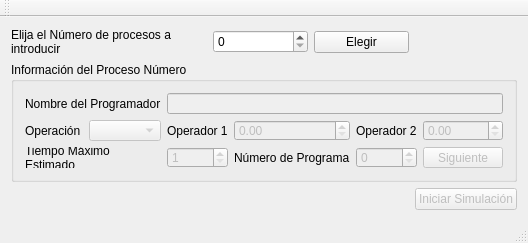
Above: mainwindow.ui from macondiano100/P1 before the change. Below: the same form after it.
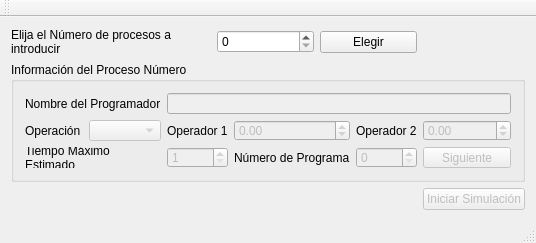
That is the form after the change.

The edit to the form file:
```diff
--- a/mainwindow.ui
+++ b/mainwindow.ui
@@ -68,6 +68,12 @@
          <property name="enabled">
           <bool>false</bool>
          </property>
+         <property name="minimum">
+          <double>-1000000.000000000000000</double>
+         </property>
+         <property name="maximum">
+          <double>1000000.000000000000000</double>
+         </property>
         </widget>
        </item>
        <item row="1" column="5">
@@ -75,6 +81,15 @@
          <property name="enabled">
           <bool>false</bool>
          </property>
+         <property name="minimum">
+          <double>-1000000.000000000000000</double>
+         </property>
+         <property name="maximum">
+          <double>1000000.000000000000000</double>
+         </property>
+         <property name="value">
+          <double>0.000000000000000</double>
+         </property>
         </widget>
        </item>
        <item row="2" column="0" colspan="2">
```
Left out of the diff: 17 changed lines with no effect on the pictures.
